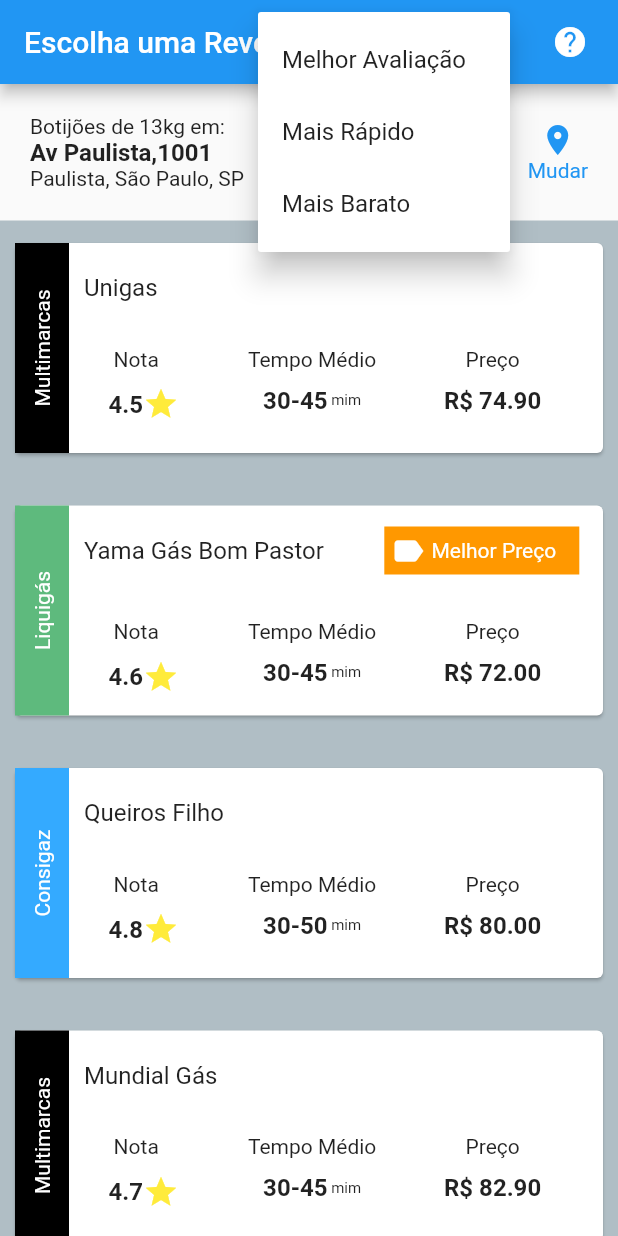
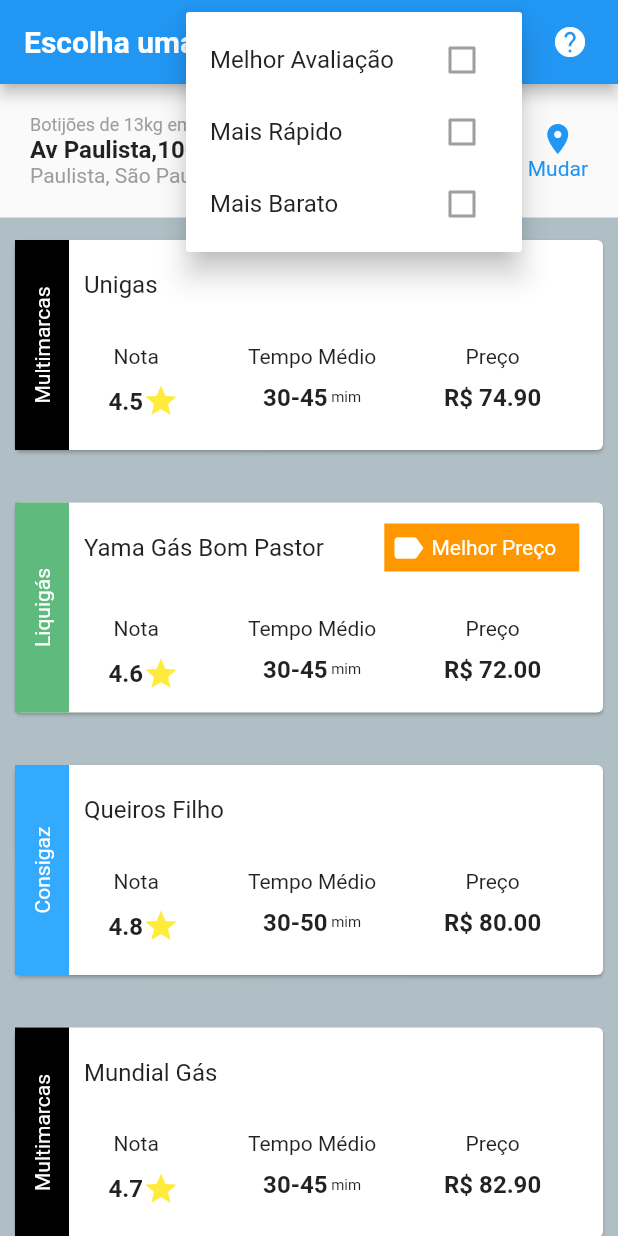
Before and after one commit to GTSANTOS/DesafioModulo9_Flutter, a Flutter app: the screen it shows after launch, after a tap on the "swap vert" icon, on a phone screen of 412 x 824 dp. Run offline on Flutter 3.47's test engine with Material 2 defaults, Android fonts, the phone set to English and light mode, and no system bars; missing offline and left inert: dart:ffi.

Commit message:
Ajustes de layout

```diff
--- a/lib/app/pages/home_page.dart
+++ b/lib/app/pages/home_page.dart
@@ -1,4 +1,5 @@
 import 'dart:convert';
+import 'dart:ui';
 
 import 'package:desafio_modulo9/app/pages/detalhes_page.dart';
 import 'package:flutter/material.dart';
@@ -11,6 +12,12 @@ class HomePage extends StatefulWidget {
 
 class _HomePageState extends State<HomePage> {
   List<dynamic> dados;
+
+  final List<String> filtros = [
+    "Melhor Avaliação",
+    "Mais Rápido",
+    "Mais Barato"
+  ];
 
   @override
   void initState() {
@@ -26,20 +33,28 @@ class _HomePageState extends State<HomePage> {
   Widget build(BuildContext context) {
     return Scaffold(
       appBar: AppBar(
-        title: Text("Escolha uma Revenda"),
+        title: Text("Escolha uma Revenda",
+            style: TextStyle(
+              fontWeight: FontWeight.bold,
+            )),
         actions: [
-          Padding(
-            padding: const EdgeInsets.all(8.0),
-            child: PopupMenuButton(
-              icon: Icon(Icons.swap_vert),
-              itemBuilder: (BuildContext context) {
-                return [
-                  PopupMenuItem(child: Text("Melhor Avaliação")),
-                  PopupMenuItem(child: Text("Mais Rápido")),
-                  PopupMenuItem(child: Text("Mais Barato")),
-                ];
-              },
-            ),
+          PopupMenuButton(
+            icon: Icon(Icons.swap_vert),
+            itemBuilder: (_) {
+              return filtros.map(
+                (f) {
+                  return PopupMenuItem(
+                    child: Row(
+                      mainAxisAlignment: MainAxisAlignment.spaceBetween,
+                      children: [
+                        Text(f),
+                        Checkbox(value: false, onChanged: null)
+                      ],
+                    ),
+                  );
+                },
+              ).toList();
+            },
           ),
           Padding(
             padding: const EdgeInsets.all(8.0),
@@ -47,8 +62,17 @@ class _HomePageState extends State<HomePage> {
               icon: Icon(Icons.help),
               itemBuilder: (BuildContext context) {
                 return [
-                  PopupMenuItem(child: Text("Suporte")),
-                  PopupMenuItem(child: Text("Termos de Serviço")),
+                  PopupMenuItem(
+                    child: Text(
+                      "Suporte",
+                      style: TextStyle(color: Colors.blue),
+                    ),
+                  ),
+                  PopupMenuItem(
+                      child: Text(
+                    "Termos de Serviço",
+                    style: TextStyle(color: Colors.blue),
+                  )),
                 ];
               },
             ),
@@ -67,6 +91,10 @@ class _HomePageState extends State<HomePage> {
                   children: [
                     Text(
                       "Botijões de 13kg em:",
+                      style: TextStyle(
+                        color: Colors.grey,
+                        fontSize: 12,
+                      ),
                     ),
                     Text(
                       "Av Paulista,1001",
@@ -77,6 +105,10 @@ class _HomePageState extends State<HomePage> {
                     ),
                     Text(
                       "Paulista, São Paulo, SP",
+                      style: TextStyle(
+                        color: Colors.grey,
+                        fontSize: 14,
+                      ),
                     ),
                   ],
                 ),
```
